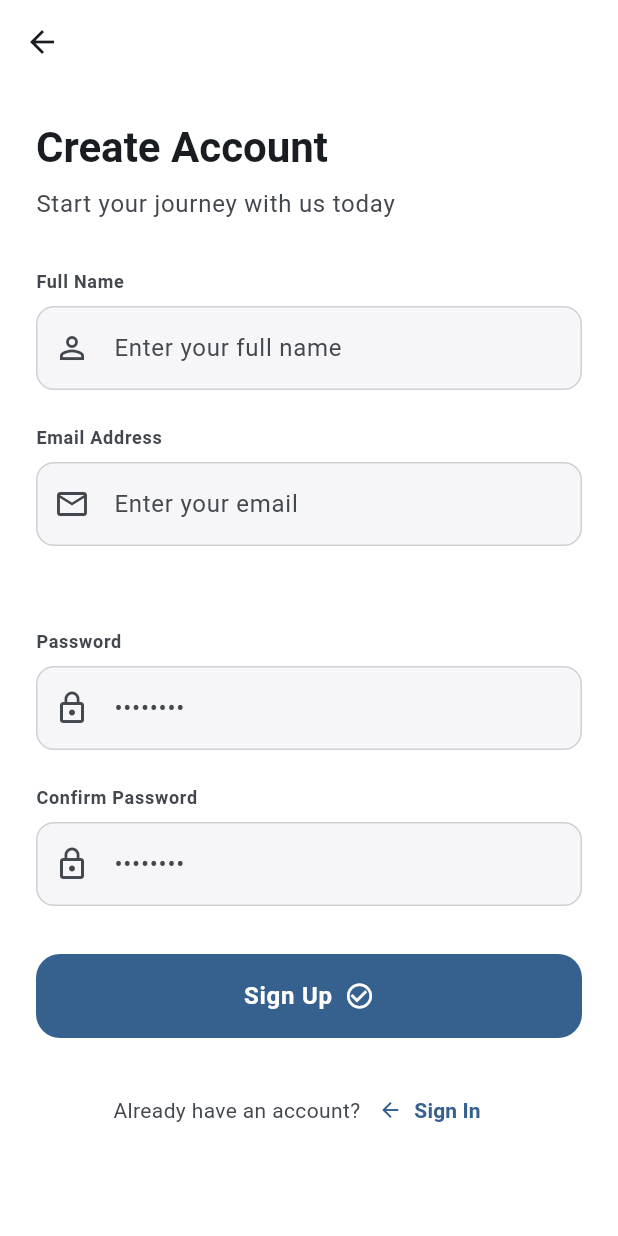
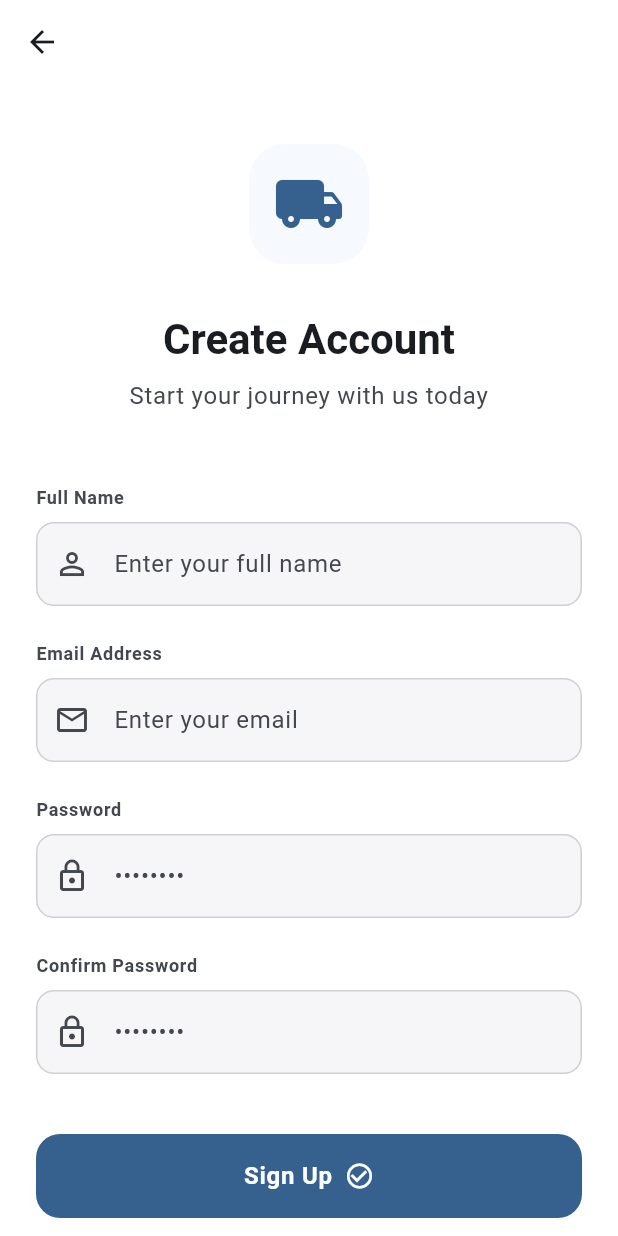
Before and after one commit to LutherIcami/logistics, a Flutter app: the screen it shows after launch, after a tap on "Sign In", after a tap on "Sign Up", on a phone screen of 412 x 824 dp. Run offline on Flutter 3.47's test engine with Material 3 defaults, Android fonts, the phone set to English and light mode, and no system bars; our stand-ins replace csv, dartz, dio, equatable, get_it, go_router and 4 more; missing offline and left inert: open_file_plus; accounts and stored records are empty.

Commit message:
Now features a styled delivery icon logo and a centered form.

```diff
--- a/lib/features/auth/presentation/pages/forgot_password_page.dart
+++ b/lib/features/auth/presentation/pages/forgot_password_page.dart
@@ -69,22 +69,30 @@ class _ForgotPasswordPageState extends State<ForgotPasswordPage> {
     return Scaffold(
       appBar: AppBar(
         backgroundColor: Colors.transparent,
+        elevation: 0,
         leading: IconButton(
           icon: const Icon(Icons.arrow_back),
           onPressed: () => context.pop(),
         ),
       ),
       body: SafeArea(
+        child: Center(
           child: SingleChildScrollView(
-          padding: const EdgeInsets.all(24.0),
+            padding: const EdgeInsets.symmetric(
+              horizontal: 24.0,
+              vertical: 40.0,
+            ),
+            child: ConstrainedBox(
+              constraints: const BoxConstraints(maxWidth: 450),
               child: Form(
                 key: _formKey,
                 child: Column(
-              crossAxisAlignment: CrossAxisAlignment.start,
+                  mainAxisAlignment: MainAxisAlignment.center,
+                  crossAxisAlignment: CrossAxisAlignment.stretch,
                   children: [
-                const SizedBox(height: 16),
                     Text(
                       'Recover Password',
+                      textAlign: TextAlign.center,
                       style: theme.textTheme.headlineMedium?.copyWith(
                         fontWeight: FontWeight.bold,
                         color: theme.colorScheme.onSurface,
@@ -93,12 +101,12 @@ class _ForgotPasswordPageState extends State<ForgotPasswordPage> {
                     const SizedBox(height: 8),
                     Text(
                       "Enter your email address and we'll send you a link to reset your password.",
+                      textAlign: TextAlign.center,
                       style: theme.textTheme.bodyLarge?.copyWith(
                         color: theme.colorScheme.onSurfaceVariant,
                       ),
                     ),
                     const SizedBox(height: 48),
-
                     AuthTextField(
                       label: 'Email Address',
                       hint: 'Enter your email',
@@ -116,7 +124,6 @@ class _ForgotPasswordPageState extends State<ForgotPasswordPage> {
                       },
                     ),
                     const SizedBox(height: 48),
-
                     if (authProvider.isLoading)
                       const Center(child: CircularProgressIndicator())
                     else
@@ -130,6 +137,8 @@ class _ForgotPasswordPageState extends State<ForgotPasswordPage> {
               ),
             ),
           ),
+        ),
+      ),
     );
   }
 }
--- a/lib/features/auth/presentation/pages/login_page.dart
+++ b/lib/features/auth/presentation/pages/login_page.dart
@@ -61,24 +61,40 @@ class _LoginPageState extends State<LoginPage> {
 
     return Scaffold(
       body: SafeArea(
+        child: Center(
           child: SingleChildScrollView(
-          padding: const EdgeInsets.all(24.0),
+            padding: const EdgeInsets.symmetric(
+              horizontal: 24.0,
+              vertical: 40.0,
+            ),
+            child: ConstrainedBox(
+              constraints: const BoxConstraints(maxWidth: 450),
               child: Form(
                 key: _formKey,
                 child: Column(
-              crossAxisAlignment: CrossAxisAlignment.start,
+                  mainAxisAlignment: MainAxisAlignment.center,
+                  crossAxisAlignment: CrossAxisAlignment.stretch,
                   children: [
-                const SizedBox(height: 48),
                     Center(
+                      child: Container(
+                        padding: const EdgeInsets.all(16),
+                        decoration: BoxDecoration(
+                          color: theme.colorScheme.primaryContainer.withOpacity(
+                            0.2,
+                          ),
+                          borderRadius: BorderRadius.circular(24),
+                        ),
                         child: Icon(
-                    Icons.flutter_dash,
-                    size: 64,
+                          Icons.local_shipping_rounded,
+                          size: 48,
                           color: theme.colorScheme.primary,
+                        ),
                       ),
                     ),
                     const SizedBox(height: 32),
                     Text(
                       'Welcome Back',
+                      textAlign: TextAlign.center,
                       style: theme.textTheme.headlineMedium?.copyWith(
                         fontWeight: FontWeight.bold,
                         color: theme.colorScheme.onSurface,
@@ -87,12 +103,12 @@ class _LoginPageState extends State<LoginPage> {
                     const SizedBox(height: 8),
                     Text(
                       'Sign in to continue to your account',
+                      textAlign: TextAlign.center,
                       style: theme.textTheme.bodyLarge?.copyWith(
                         color: theme.colorScheme.onSurfaceVariant,
                       ),
                     ),
                     const SizedBox(height: 48),
-
                     AuthTextField(
                       label: 'Email Address',
                       hint: 'Enter your email',
@@ -120,7 +136,6 @@ class _LoginPageState extends State<LoginPage> {
                         return null;
                       },
                     ),
-
                     Align(
                       alignment: Alignment.centerRight,
                       child: TextButton(
@@ -135,7 +150,6 @@ class _LoginPageState extends State<LoginPage> {
                       ),
                     ),
                     const SizedBox(height: 24),
-
                     if (authProvider.isLoading)
                       const Center(child: CircularProgressIndicator())
                     else
@@ -144,12 +158,13 @@ class _LoginPageState extends State<LoginPage> {
                         icon: Icons.arrow_forward,
                         onPressed: _handleLogin,
                       ),
-
-                const SizedBox(height: 24),
+                    const SizedBox(height: 32),
                     Row(
                       children: [
                         Expanded(
-                      child: Divider(color: theme.colorScheme.outlineVariant),
+                          child: Divider(
+                            color: theme.colorScheme.outlineVariant,
+                          ),
                         ),
                         Padding(
                           padding: const EdgeInsets.symmetric(horizontal: 16),
@@ -161,15 +176,13 @@ class _LoginPageState extends State<LoginPage> {
                           ),
                         ),
                         Expanded(
-                      child: Divider(color: theme.colorScheme.outlineVariant),
+                          child: Divider(
+                            color: theme.colorScheme.outlineVariant,
+                          ),
                         ),
                       ],
                     ),
-                const SizedBox(height: 24),
-
-                const SizedBox(height: 24),
-                const SizedBox(height: 16),
-
+                    const SizedBox(height: 32),
                     Row(
                       mainAxisAlignment: MainAxisAlignment.center,
                       children: [
@@ -181,7 +194,7 @@ class _LoginPageState extends State<LoginPage> {
                         ),
                         TextButton.icon(
                           onPressed: () => context.push('/register'),
-                      icon: const Icon(Icons.arrow_forward, size: 16),
+                          icon: const Icon(Icons.person_add_outlined, size: 18),
                           label: const Text(
                             'Sign Up',
                             style: TextStyle(fontWeight: FontWeight.bold),
@@ -194,6 +207,8 @@ class _LoginPageState extends State<LoginPage> {
               ),
             ),
           ),
+        ),
+      ),
     );
   }
 }
--- a/lib/features/auth/presentation/pages/register_page.dart
+++ b/lib/features/auth/presentation/pages/register_page.dart
@@ -81,15 +81,40 @@ class _RegisterPageState extends State<RegisterPage> {
         ),
       ),
       body: SafeArea(
+        child: Center(
           child: SingleChildScrollView(
-          padding: const EdgeInsets.all(24.0),
+            padding: const EdgeInsets.symmetric(
+              horizontal: 24.0,
+              vertical: 40.0,
+            ),
+            child: ConstrainedBox(
+              constraints: const BoxConstraints(maxWidth: 500),
               child: Form(
                 key: _formKey,
                 child: Column(
-              crossAxisAlignment: CrossAxisAlignment.start,
+                  mainAxisAlignment: MainAxisAlignment.center,
+                  crossAxisAlignment: CrossAxisAlignment.stretch,
                   children: [
+                    Center(
+                      child: Container(
+                        padding: const EdgeInsets.all(16),
+                        decoration: BoxDecoration(
+                          color: theme.colorScheme.primaryContainer.withOpacity(
+                            0.2,
+                          ),
+                          borderRadius: BorderRadius.circular(24),
+                        ),
+                        child: Icon(
+                          Icons.local_shipping_rounded,
+                          size: 48,
+                          color: theme.colorScheme.primary,
+                        ),
+                      ),
+                    ),
+                    const SizedBox(height: 32),
                     Text(
                       'Create Account',
+                      textAlign: TextAlign.center,
                       style: theme.textTheme.headlineMedium?.copyWith(
                         fontWeight: FontWeight.bold,
                         color: theme.colorScheme.onSurface,
@@ -98,12 +123,12 @@ class _RegisterPageState extends State<RegisterPage> {
                     const SizedBox(height: 8),
                     Text(
                       'Start your journey with us today',
+                      textAlign: TextAlign.center,
                       style: theme.textTheme.bodyLarge?.copyWith(
                         color: theme.colorScheme.onSurfaceVariant,
                       ),
                     ),
-                const SizedBox(height: 32),
-
+                    const SizedBox(height: 48),
                     AuthTextField(
                       label: 'Full Name',
                       hint: 'Enter your full name',
@@ -121,9 +146,6 @@ class _RegisterPageState extends State<RegisterPage> {
                       validator: (v) => v?.isEmpty ?? true ? 'Required' : null,
                     ),
                     const SizedBox(height: 24),
-
-                const SizedBox(height: 32),
-
                     AuthTextField(
                       label: 'Password',
                       hint: '••••••••',
@@ -141,8 +163,7 @@ class _RegisterPageState extends State<RegisterPage> {
                       controller: _confirmPasswordController,
                       validator: (v) => v?.isEmpty ?? true ? 'Required' : null,
                     ),
-                const SizedBox(height: 32),
-
+                    const SizedBox(height: 40),
                     if (authProvider.isLoading)
                       const Center(child: CircularProgressIndicator())
                     else
@@ -151,8 +172,7 @@ class _RegisterPageState extends State<RegisterPage> {
                         icon: Icons.check_circle_outline,
                         onPressed: _handleRegister,
                       ),
-
-                const SizedBox(height: 24),
+                    const SizedBox(height: 32),
                     Row(
                       mainAxisAlignment: MainAxisAlignment.center,
                       children: [
@@ -164,7 +184,7 @@ class _RegisterPageState extends State<RegisterPage> {
                         ),
                         TextButton.icon(
                           onPressed: () => context.pop(),
-                      icon: const Icon(Icons.arrow_back, size: 16),
+                          icon: const Icon(Icons.arrow_back, size: 18),
                           label: const Text(
                             'Sign In',
                             style: TextStyle(fontWeight: FontWeight.bold),
@@ -177,6 +197,8 @@ class _RegisterPageState extends State<RegisterPage> {
               ),
             ),
           ),
+        ),
+      ),
     );
   }
 }
```
Lines whose indentation alone changed are shown as unchanged.
